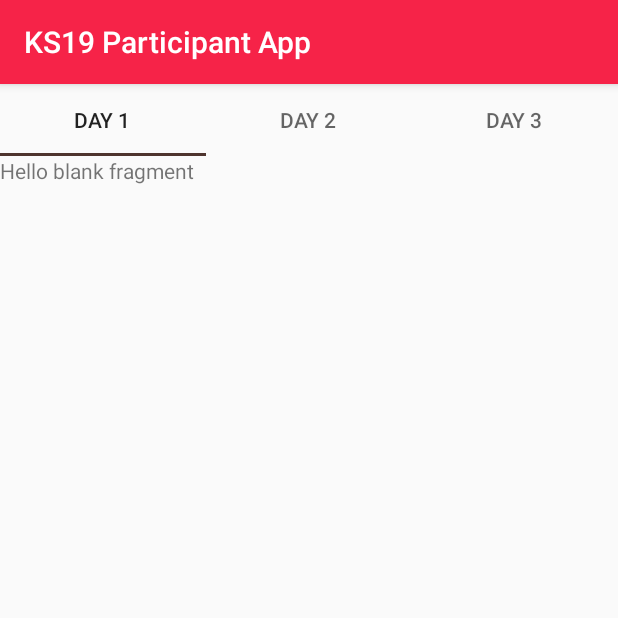
After one commit to kavinraju/KS19_Participant_App, an Android app: the DayOneFrag screen opened directly, with no data from a screen before it, on a phone screen of 412 x 824 dp, the top half of it. The commit adds this screen. Run offline under Robolectric (Android 15) with nearby library versions, the phone set to English and light mode, and no system bars.

Commit message:
added endpoints for querying events by cluster and added blank fragments and tablayout

```diff
--- a/app/build.gradle
+++ b/app/build.gradle
@@ -31,6 +31,7 @@ dependencies {
     implementation 'com.android.volley:volley:1.1.1'
     //image loading library
     implementation 'com.squareup.picasso:picasso:2.71828'
+    implementation 'com.android.support:support-v4:28.0.0'
     testImplementation 'junit:junit:4.12'
     androidTestImplementation 'com.android.support.test:runner:1.0.2'
     androidTestImplementation 'com.android.support.test.espresso:espresso-core:3.0.2'
--- /dev/null
+++ b/app/src/main/java/dpi/ks19/participantapp/Activities/ScheduleActivity.java
@@ -0,0 +1,28 @@
+package dpi.ks19.participantapp.Activities;
+
+import android.support.design.widget.TabLayout;
+import android.support.v4.view.ViewPager;
+import android.support.v7.app.AppCompatActivity;
+import android.os.Bundle;
+
+import dpi.ks19.participantapp.Adapter.DayAdapter;
+import dpi.ks19.participantapp.R;
+
+public class ScheduleActivity extends AppCompatActivity {
+
+    ViewPager viewPager;
+    TabLayout tabLayout;
+
+    @Override
+    protected void onCreate(Bundle savedInstanceState) {
+        super.onCreate(savedInstanceState);
+        setContentView(R.layout.activity_schedule);
+
+        viewPager = findViewById(R.id.day_view_pager);
+        DayAdapter adapter = new DayAdapter(getSupportFragmentManager());
+        viewPager.setAdapter(adapter);
+
+        tabLayout = findViewById(R.id.day_tab_layout);
+        tabLayout.setupWithViewPager(viewPager);
+    }
+}
--- a/app/src/main/java/dpi/ks19/participantapp/Adapter/CollegeListAdapter.java
+++ b/app/src/main/java/dpi/ks19/participantapp/Adapter/CollegeListAdapter.java
@@ -4,7 +4,6 @@ import android.app.ProgressDialog;
 import android.content.Context;
 import android.support.annotation.NonNull;
 import android.support.v7.widget.RecyclerView;
-import android.util.Log;
 import android.view.LayoutInflater;
 import android.view.View;
 import android.view.ViewGroup;
@@ -30,7 +29,7 @@ public class CollegeListAdapter extends RecyclerView.Adapter<CollegeViewHolder>
         progressDialog.show();
 
         ApiHelper.getInstance(ctx).getColleges(this);
-        callback = (RecyclerViewCallback)ctx;
+        callback = (RecyclerViewCallback) ctx;
     }
 
     @NonNull
--- /dev/null
+++ b/app/src/main/java/dpi/ks19/participantapp/Adapter/DayAdapter.java
@@ -0,0 +1,49 @@
+package dpi.ks19.participantapp.Adapter;
+
+import android.support.annotation.Nullable;
+import android.support.v4.app.Fragment;
+import android.support.v4.app.FragmentManager;
+import android.support.v4.app.FragmentPagerAdapter;
+
+import dpi.ks19.participantapp.Fragments.DayOneFrag;
+import dpi.ks19.participantapp.Fragments.DayThreeFrag;
+import dpi.ks19.participantapp.Fragments.DayTwoFrag;
+
+public class DayAdapter extends FragmentPagerAdapter {
+
+    public DayAdapter(FragmentManager fm){
+        super(fm);
+    }
+
+    @Override
+    public Fragment getItem(int i) {
+        switch (i){
+            case 0:
+                return new DayOneFrag();
+            case 1:
+                return new DayTwoFrag();
+            case 2:
+                return new DayThreeFrag();
+        }
+        return null;
+    }
+
+    @Nullable
+    @Override
+    public CharSequence getPageTitle(int position) {
+        switch (position){
+            case 0:
+                return "Day 1";
+            case 1:
+                return "Day 2";
+            case 2:
+                return "Day 3";
+        }
+        return null;
+    }
+
+    @Override
+    public int getCount() {
+        return 3;
+    }
+}
--- a/app/src/main/java/dpi/ks19/participantapp/CallbackInterface/RecyclerViewCallback.java
+++ b/app/src/main/java/dpi/ks19/participantapp/CallbackInterface/RecyclerViewCallback.java
@@ -1,5 +1,5 @@
 package dpi.ks19.participantapp.CallbackInterface;
 
 public interface RecyclerViewCallback {
-    public void selectedData(String data);
+    void selectedData(String data);
 }
--- /dev/null
+++ b/app/src/main/java/dpi/ks19/participantapp/Fragments/DayOneFrag.java
@@ -0,0 +1,31 @@
+package dpi.ks19.participantapp.Fragments;
+
+import android.content.Context;
+import android.net.Uri;
+import android.os.Bundle;
+import android.support.v4.app.Fragment;
+import android.view.LayoutInflater;
+import android.view.View;
+import android.view.ViewGroup;
+
+import dpi.ks19.participantapp.R;
+
+public class DayOneFrag extends Fragment {
+
+    public DayOneFrag() {
+        // Required empty public constructor
+    }
+
+    @Override
+    public void onCreate(Bundle savedInstanceState) {
+        super.onCreate(savedInstanceState);
+    }
+
+    @Override
+    public View onCreateView(LayoutInflater inflater, ViewGroup container,
+                             Bundle savedInstanceState) {
+        // Inflate the layout for this fragment
+        return inflater.inflate(R.layout.fragment_day_one, container, false);
+    }
+
+}
--- /dev/null
+++ b/app/src/main/java/dpi/ks19/participantapp/Fragments/DayTwoFrag.java
@@ -0,0 +1,33 @@
+package dpi.ks19.participantapp.Fragments;
+
+import android.content.Context;
+import android.net.Uri;
+import android.os.Bundle;
+import android.support.v4.app.Fragment;
+import android.view.LayoutInflater;
+import android.view.View;
+import android.view.ViewGroup;
+
+import dpi.ks19.participantapp.R;
+
+public class DayTwoFrag extends Fragment {
+
+    public DayTwoFrag() {
+        // Required empty public constructor
+    }
+
+    @Override
+    public void onCreate(Bundle savedInstanceState) {
+        super.onCreate(savedInstanceState);
+
+    }
+
+    @Override
+    public View onCreateView(LayoutInflater inflater, ViewGroup container,
+                             Bundle savedInstanceState) {
+        // Inflate the layout for this fragment
+        return inflater.inflate(R.layout.fragment_day_two, container, false);
+    }
+
+
+}
--- /dev/null
+++ b/app/src/main/java/dpi/ks19/participantapp/Model/EventClass.java
@@ -0,0 +1,6 @@
+package dpi.ks19.participantapp.Model;
+
+public class EventClass {
+
+    public String eventName, startTime, endTime, venue;
+}
--- a/app/src/main/res/layout/activity_main_screen.xml
+++ b/app/src/main/res/layout/activity_main_screen.xml
@@ -131,6 +131,7 @@
             android:layout_marginLeft="16dp"
             android:layout_marginRight="16dp"
             android:layout_rowWeight="1"
+            android:onClick="scheduleclicked"
             app:cardElevation="8dp"
             app:cardCornerRadius="8dp">
 
--- /dev/null
+++ b/app/src/main/res/layout/activity_schedule.xml
@@ -0,0 +1,28 @@
+<?xml version="1.0" encoding="utf-8"?>
+<android.support.constraint.ConstraintLayout xmlns:android="http://schemas.android.com/apk/res/android"
+    xmlns:app="http://schemas.android.com/apk/res-auto"
+    xmlns:tools="http://schemas.android.com/tools"
+    android:layout_width="match_parent"
+    android:layout_height="match_parent"
+    tools:context=".Activities.ScheduleActivity">
+
+    <android.support.design.widget.TabLayout
+        android:id="@+id/day_tab_layout"
+        android:layout_width="match_parent"
+        android:layout_height="wrap_content"
+        app:layout_constraintEnd_toEndOf="parent"
+        app:layout_constraintStart_toStartOf="parent"
+        app:layout_constraintTop_toTopOf="parent" />
+
+    <android.support.v4.view.ViewPager
+        android:id="@+id/day_view_pager"
+        android:layout_width="wrap_content"
+        android:layout_height="wrap_content"
+        android:layout_marginStart="8dp"
+        android:layout_marginEnd="8dp"
+        app:layout_constraintBottom_toBottomOf="parent"
+        app:layout_constraintEnd_toEndOf="parent"
+        app:layout_constraintStart_toStartOf="parent"
+        app:layout_constraintTop_toBottomOf="@id/day_tab_layout"
+        app:layout_constraintVertical_bias="0.0" />
+</android.support.constraint.ConstraintLayout>
--- /dev/null
+++ b/app/src/main/res/layout/fragment_day_one.xml
@@ -0,0 +1,14 @@
+<?xml version="1.0" encoding="utf-8"?>
+<FrameLayout xmlns:android="http://schemas.android.com/apk/res/android"
+    xmlns:tools="http://schemas.android.com/tools"
+    android:layout_width="match_parent"
+    android:layout_height="match_parent"
+    tools:context=".Fragments.DayOneFrag">
+
+    <!-- TODO: Update blank fragment layout -->
+    <TextView
+        android:layout_width="match_parent"
+        android:layout_height="match_parent"
+        android:text="@string/hello_blank_fragment" />
+
+</FrameLayout>
--- a/app/src/main/res/values/strings.xml
+++ b/app/src/main/res/values/strings.xml
@@ -992,5 +992,8 @@ satisfied</item>
 
     </string>
 
+    <!-- TODO: Remove or change this placeholder text -->
+    <string name="hello_blank_fragment">Hello blank fragment</string>
+
 
 </resources>
```
Also changed, not shown: app/src/main/AndroidManifest.xml (+18 -17 lines), app/src/main/java/dpi/ks19/participantapp/CallbackInterface/EventsByCluster.java (added, +9 -0 lines), app/src/main/java/dpi/ks19/participantapp/Fragments/DayThreeFrag.java (added, +32 -0 lines), app/src/main/java/dpi/ks19/participantapp/MainScreen.java (+12 -1 lines), app/src/main/java/dpi/ks19/participantapp/Networking/ApiHelper.java (+48 -16 lines), app/src/main/res/layout/fragment_day_three.xml (added, +14 -0 lines), app/src/main/res/layout/fragment_day_two.xml (added, +14 -0 lines).
